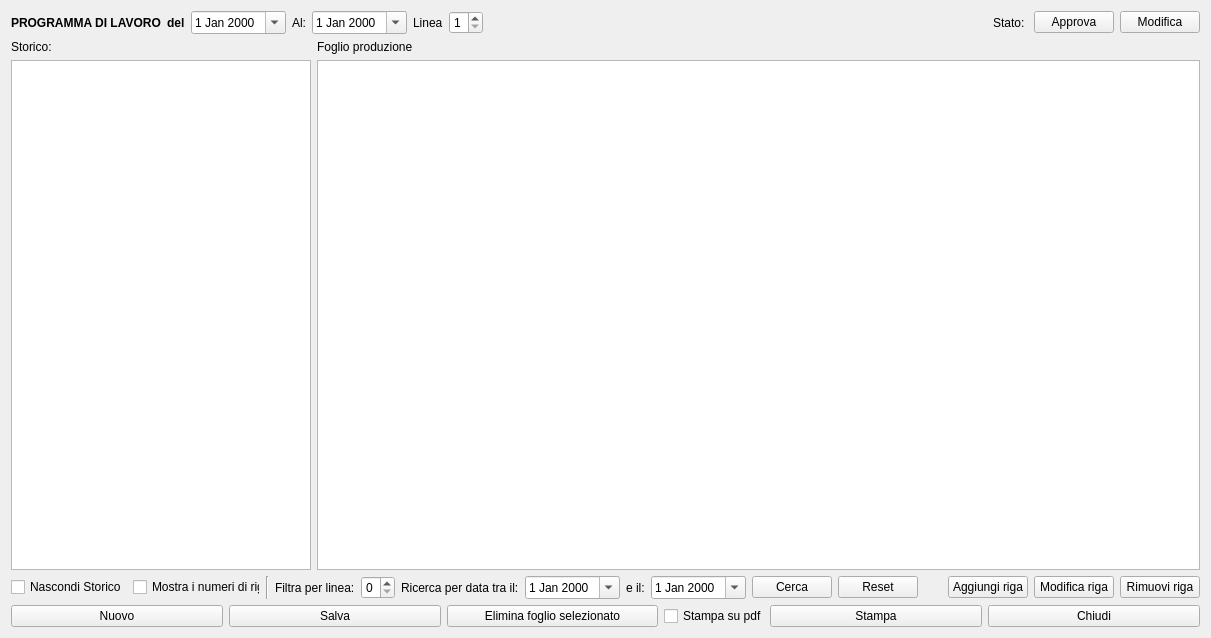
fblabs/hamlet-mod-sancon, file hworkprogram.ui: the form before one commit.
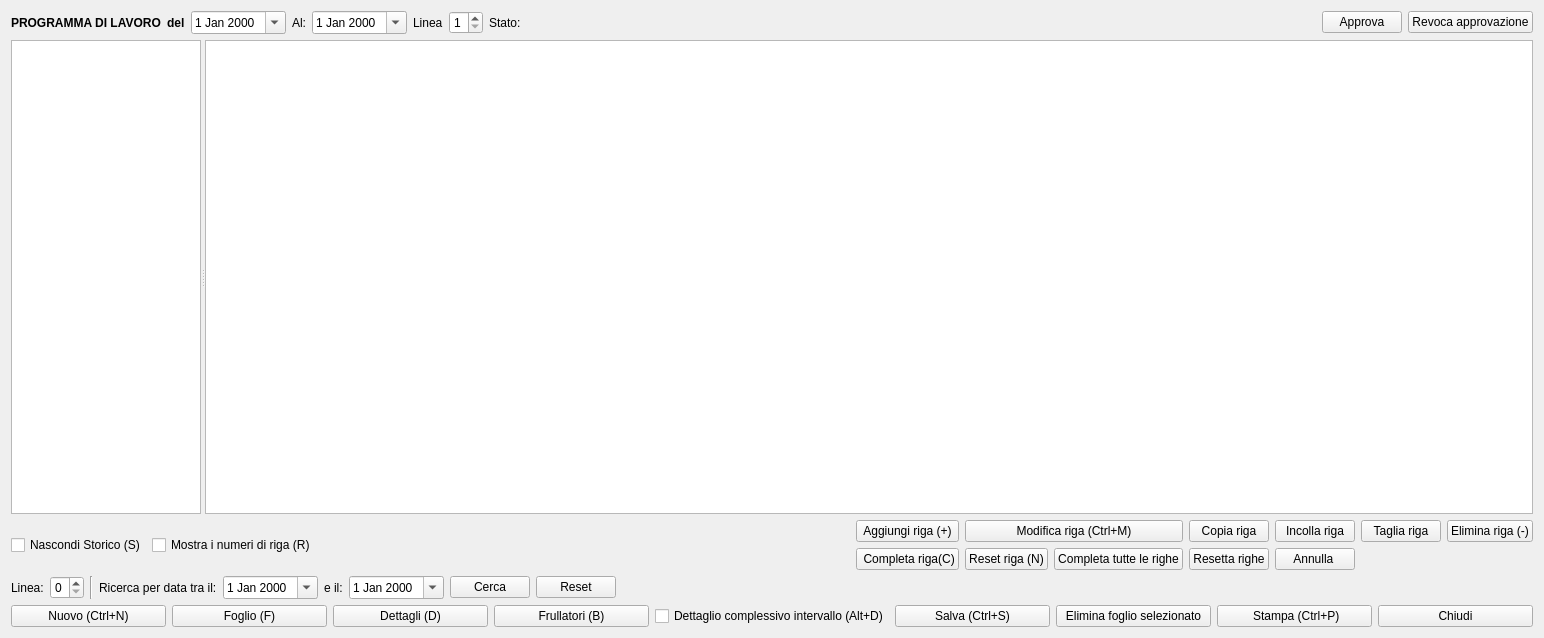
The form after the commit. Icons and pictures are not drawn.

The edit to the form file:
```diff
--- a/hworkprogram.ui
+++ b/hworkprogram.ui
@@ -9,7 +9,7 @@
    <rect>
     <x>0</x>
     <y>0</y>
-    <width>1211</width>
+    <width>1544</width>
     <height>638</height>
    </rect>
   </property>
@@ -22,15 +22,8 @@
   </property>
   <layout class="QVBoxLayout" name="verticalLayout">
    <item>
-    <layout class="QGridLayout" name="gridLayout">
-     <item row="3" column="6">
-      <widget class="QDateEdit" name="deAl">
-       <property name="calendarPopup">
-        <bool>true</bool>
-       </property>
-      </widget>
-     </item>
-     <item row="3" column="1">
+    <layout class="QHBoxLayout" name="horizontalLayout_3">
+     <item>
       <widget class="QLabel" name="label">
        <property name="font">
         <font>
@@ -42,7 +35,7 @@
        </property>
       </widget>
      </item>
-     <item row="3" column="3">
+     <item>
       <widget class="QLabel" name="label_4">
        <property name="font">
         <font>
@@ -54,80 +47,52 @@
        </property>
       </widget>
      </item>
-     <item row="3" column="7">
+     <item>
+      <widget class="QDateEdit" name="deDal">
+       <property name="calendarPopup">
+        <bool>true</bool>
+       </property>
+      </widget>
+     </item>
+     <item>
+      <widget class="QLabel" name="label_5">
+       <property name="text">
+        <string>Al:</string>
+       </property>
+      </widget>
+     </item>
+     <item>
+      <widget class="QDateEdit" name="deAl">
+       <property name="calendarPopup">
+        <bool>true</bool>
+       </property>
+      </widget>
+     </item>
+     <item>
       <widget class="QLabel" name="label_3">
        <property name="text">
         <string>Linea</string>
        </property>
       </widget>
      </item>
-     <item row="3" column="12">
-      <widget class="QPushButton" name="pbApprova">
-       <property name="text">
-        <string>Approva</string>
-       </property>
-       <property name="icon">
-        <iconset resource="icons.qrc">
-         <normaloff>:/Resources/Accept64.png</normaloff>:/Resources/Accept64.png</iconset>
-       </property>
-      </widget>
-     </item>
-     <item row="3" column="4">
-      <widget class="QDateEdit" name="deDal">
-       <property name="calendarPopup">
-        <bool>true</bool>
-       </property>
-      </widget>
-     </item>
-     <item row="3" column="8">
+     <item>
       <widget class="QSpinBox" name="spLinea">
        <property name="minimum">
         <number>1</number>
        </property>
        <property name="maximum">
-        <number>2</number>
+        <number>3</number>
        </property>
       </widget>
      </item>
-     <item row="3" column="13">
-      <widget class="QPushButton" name="pbDisapprova">
-       <property name="text">
-        <string>Modifica</string>
-       </property>
-       <property name="icon">
-        <iconset resource="icons.qrc">
-         <normaloff>:/Resources/Pencil.PNG</normaloff>:/Resources/Pencil.PNG</iconset>
-       </property>
-      </widget>
-     </item>
-     <item row="3" column="5">
-      <widget class="QLabel" name="label_5">
-       <property name="text">
-        <string>Al:</string>
-       </property>
-      </widget>
-     </item>
-     <item row="3" column="10">
-      <spacer name="horizontalSpacer">
-       <property name="orientation">
-        <enum>Qt::Horizontal</enum>
-       </property>
-       <property name="sizeHint" stdset="0">
-        <size>
-         <width>40</width>
-         <height>20</height>
-        </size>
-       </property>
-      </spacer>
-     </item>
-     <item row="3" column="11">
+     <item>
       <widget class="QLabel" name="label_9">
        <property name="text">
         <string>Stato: </string>
        </property>
       </widget>
      </item>
-     <item row="3" column="9">
+     <item>
       <widget class="QLabel" name="lblCheck">
        <property name="maximumSize">
         <size>
@@ -146,39 +111,52 @@
        </property>
       </widget>
      </item>
-    </layout>
-   </item>
    <item>
-    <layout class="QHBoxLayout" name="horizontalLayout_4">
-     <item>
-      <widget class="QLabel" name="label_2">
-       <property name="maximumSize">
+      <spacer name="horizontalSpacer">
+       <property name="orientation">
+        <enum>Qt::Horizontal</enum>
+       </property>
+       <property name="sizeHint" stdset="0">
         <size>
-         <width>300</width>
-         <height>16777215</height>
+         <width>40</width>
+         <height>20</height>
         </size>
        </property>
+      </spacer>
+     </item>
+     <item>
+      <widget class="QPushButton" name="pbApprova">
        <property name="text">
-        <string>Storico:</string>
+        <string>Approva</string>
+       </property>
+       <property name="icon">
+        <iconset resource="icons.qrc">
+         <normaloff>:/Resources/Accept64.png</normaloff>:/Resources/Accept64.png</iconset>
        </property>
       </widget>
      </item>
      <item>
-      <widget class="QLabel" name="lbSheet">
+      <widget class="QPushButton" name="pbDisapprova">
        <property name="text">
-        <string>Foglio produzione</string>
+        <string>Revoca approvazione</string>
+       </property>
+       <property name="icon">
+        <iconset resource="icons.qrc">
+         <normaloff>:/Resources/Pencil.PNG</normaloff>:/Resources/Pencil.PNG</iconset>
        </property>
       </widget>
      </item>
     </layout>
    </item>
    <item>
-    <layout class="QHBoxLayout" name="horizontalLayout_3">
-     <item>
+    <widget class="QSplitter" name="splitter">
+     <property name="orientation">
+      <enum>Qt::Horizontal</enum>
+     </property>
       <widget class="QTableView" name="tvStorico">
        <property name="maximumSize">
         <size>
-         <width>300</width>
+        <width>190</width>
          <height>16777215</height>
         </size>
        </property>
@@ -207,17 +185,24 @@
         <bool>false</bool>
        </attribute>
       </widget>
-     </item>
-     <item>
       <widget class="QTableView" name="tvGeneral">
+      <property name="enabled">
+       <bool>true</bool>
+      </property>
        <property name="editTriggers">
-        <set>QAbstractItemView::DoubleClicked</set>
+       <set>QAbstractItemView::SelectedClicked</set>
+      </property>
+      <property name="showDropIndicator" stdset="0">
+       <bool>false</bool>
        </property>
        <property name="dragEnabled">
-        <bool>true</bool>
+       <bool>false</bool>
+      </property>
+      <property name="dragDropOverwriteMode">
+       <bool>false</bool>
        </property>
        <property name="dragDropMode">
-        <enum>QAbstractItemView::InternalMove</enum>
+       <enum>QAbstractItemView::NoDragDrop</enum>
        </property>
        <property name="defaultDropAction">
         <enum>Qt::MoveAction</enum>
@@ -232,27 +217,38 @@
         <enum>QAbstractItemView::SelectRows</enum>
        </property>
        <property name="sortingEnabled">
-        <bool>false</bool>
-       </property>
+       <bool>true</bool>
+      </property>
+      <attribute name="horizontalHeaderVisible">
+       <bool>true</bool>
+      </attribute>
        <attribute name="horizontalHeaderStretchLastSection">
         <bool>true</bool>
        </attribute>
+      <attribute name="verticalHeaderVisible">
+       <bool>true</bool>
+      </attribute>
        <attribute name="verticalHeaderDefaultSectionSize">
         <number>40</number>
        </attribute>
+      <attribute name="verticalHeaderHighlightSections">
+       <bool>false</bool>
+      </attribute>
        <attribute name="verticalHeaderShowSortIndicator" stdset="0">
         <bool>false</bool>
        </attribute>
       </widget>
-     </item>
-    </layout>
+    </widget>
    </item>
    <item>
     <layout class="QHBoxLayout" name="horizontalLayout_2">
      <item>
       <widget class="QCheckBox" name="checkBox">
        <property name="text">
-        <string>Nascondi Storico</string>
+        <string>Nascondi Storico (S)</string>
+       </property>
+       <property name="shortcut">
+        <string>S</string>
        </property>
        <property name="checked">
         <bool>false</bool>
@@ -277,21 +273,202 @@
         </size>
        </property>
        <property name="text">
-        <string>Mostra i numeri di riga</string>
+        <string>Mostra i numeri di riga (R)</string>
+       </property>
+       <property name="shortcut">
+        <string>R</string>
+       </property>
+       <property name="checked">
+        <bool>false</bool>
        </property>
       </widget>
      </item>
      <item>
-      <widget class="Line" name="line">
+      <spacer name="horizontalSpacer_2">
        <property name="orientation">
-        <enum>Qt::Vertical</enum>
+        <enum>Qt::Horizontal</enum>
        </property>
-      </widget>
-     </item>
+       <property name="sizeHint" stdset="0">
+        <size>
+         <width>40</width>
+         <height>20</height>
+        </size>
+       </property>
+      </spacer>
+     </item>
+     <item>
+      <layout class="QGridLayout" name="gridLayout">
+       <item row="1" column="1">
+        <widget class="QPushButton" name="pbUncompleteRow">
+         <property name="text">
+          <string>Reset riga (N)</string>
+         </property>
+         <property name="icon">
+          <iconset resource="icons.qrc">
+           <normaloff>:/Resources/Banned-Sign.PNG</normaloff>:/Resources/Banned-Sign.PNG</iconset>
+         </property>
+         <property name="shortcut">
+          <string>N</string>
+         </property>
+        </widget>
+       </item>
+       <item row="0" column="1" colspan="2">
+        <widget class="QPushButton" name="pbModify">
+         <property name="text">
+          <string>Modifica riga (Ctrl+M)</string>
+         </property>
+         <property name="icon">
+          <iconset resource="icons.qrc">
+           <normaloff>:/Resources/Pencil.PNG</normaloff>:/Resources/Pencil.PNG</iconset>
+         </property>
+         <property name="shortcut">
+          <string>Ctrl+M</string>
+         </property>
+        </widget>
+       </item>
+       <item row="0" column="3">
+        <widget class="QPushButton" name="pbCopy">
+         <property name="enabled">
+          <bool>true</bool>
+         </property>
+         <property name="text">
+          <string>Copia riga</string>
+         </property>
+         <property name="icon">
+          <iconset resource="icons.qrc">
+           <normaloff>:/Resources/fork-1-icon.png</normaloff>:/Resources/fork-1-icon.png</iconset>
+         </property>
+         <property name="shortcut">
+          <string>Ctrl+C</string>
+         </property>
+        </widget>
+       </item>
+       <item row="1" column="3">
+        <widget class="QPushButton" name="pbNotComplete">
+         <property name="text">
+          <string>Resetta righe</string>
+         </property>
+         <property name="icon">
+          <iconset resource="icons.qrc">
+           <normaloff>:/Resources/Comment-delete64.png</normaloff>:/Resources/Comment-delete64.png</iconset>
+         </property>
+        </widget>
+       </item>
+       <item row="0" column="6">
+        <widget class="QPushButton" name="pbRemove">
+         <property name="text">
+          <string>Elimina riga (-)</string>
+         </property>
+         <property name="icon">
+          <iconset resource="icons.qrc">
+           <normaloff>:/Resources/Minus.PNG</normaloff>:/Resources/Minus.PNG</iconset>
+         </property>
+         <property name="shortcut">
+          <string>-</string>
+         </property>
+        </widget>
+       </item>
+       <item row="0" column="0">
+        <widget class="QPushButton" name="pbAdd">
+         <property name="text">
+          <string>Aggiungi riga (+)</string>
+         </property>
+         <property name="icon">
+          <iconset resource="icons.qrc">
+           <normaloff>:/Resources/Plus.PNG</normaloff>:/Resources/Plus.PNG</iconset>
+         </property>
+         <property name="shortcut">
+          <string>+</string>
+         </property>
+        </widget>
+       </item>
+       <item row="1" column="0">
+        <widget class="QPushButton" name="pbCompleteRow">
+         <property name="text">
+          <string> Completa riga(C)</string>
+         </property>
+         <property name="icon">
+          <iconset resource="icons.qrc">
+           <normaloff>:/Resources/Accept64.png</normaloff>:/Resources/Accept64.png</iconset>
+         </property>
+         <property name="shortcut">
+          <string>C</string>
+         </property>
+        </widget>
+       </item>
+       <item row="1" column="2">
+        <widget class="QPushButton" name="pbComplete">
+         <property name="text">
+          <string>Completa tutte le righe</string>
+         </property>
+         <property name="icon">
+          <iconset resource="icons.qrc">
+           <normaloff>:/Resources/Comment-add64.png</normaloff>:/Resources/Comment-add64.png</iconset>
+         </property>
+         <property name="shortcut">
+          <string>Ctrl+C</string>
+         </property>
+        </widget>
+       </item>
+       <item row="0" column="4">
+        <widget class="QPushButton" name="pbPaste">
+         <property name="enabled">
+          <bool>true</bool>
+         </property>
+         <property name="text">
+          <string>Incolla riga</string>
+         </property>
+         <property name="icon">
+          <iconset resource="icons.qrc">
+           <normaloff>:/Resources/App-ark-2-icon.png</normaloff>:/Resources/App-ark-2-icon.png</iconset>
+         </property>
+         <property name="shortcut">
+          <string>Ctrl+V</string>
+         </property>
+        </widget>
+       </item>
+       <item row="0" column="5">
+        <widget class="QPushButton" name="pbCutRow">
+         <property name="text">
+          <string>Taglia riga</string>
+         </property>
+         <property name="icon">
+          <iconset resource="icons.qrc">
+           <normaloff>:/Resources/cut.png</normaloff>:/Resources/cut.png</iconset>
+         </property>
+         <property name="shortcut">
+          <string>Ctrl+X</string>
+         </property>
+        </widget>
+       </item>
+       <item row="1" column="4">
+        <widget class="QPushButton" name="pbUndo">
+         <property name="toolTip">
+          <string>Annlla operazione e ricarica</string>
+         </property>
+         <property name="text">
+          <string>Annulla </string>
+         </property>
+         <property name="icon">
+          <iconset resource="icons.qrc">
+           <normaloff>:/Resources/Arrow-turn-left64.png</normaloff>:/Resources/Arrow-turn-left64.png</iconset>
+         </property>
+        </widget>
+       </item>
+      </layout>
+     </item>
+    </layout>
+   </item>
+   <item>
+    <layout class="QHBoxLayout" name="horizontalLayout_6">
+     <item>
+      <layout class="QHBoxLayout" name="horizontalLayout_5">
+       <item>
+        <layout class="QHBoxLayout" name="horizontalLayout_4">
      <item>
       <widget class="QLabel" name="label_6">
        <property name="text">
-        <string>Filtra per linea:</string>
+            <string>Linea:</string>
        </property>
       </widget>
      </item>
@@ -308,6 +485,15 @@
        </property>
       </widget>
      </item>
+        </layout>
+       </item>
+       <item>
+        <widget class="Line" name="line">
+         <property name="orientation">
+          <enum>Qt::Vertical</enum>
+         </property>
+        </widget>
+       </item>
      <item>
       <widget class="QLabel" name="label_7">
        <property name="text">
@@ -358,8 +544,10 @@
        </property>
       </widget>
      </item>
+      </layout>
+     </item>
      <item>
-      <spacer name="horizontalSpacer_2">
+      <spacer name="horizontalSpacer_3">
        <property name="orientation">
         <enum>Qt::Horizontal</enum>
        </property>
@@ -371,39 +559,6 @@
        </property>
       </spacer>
      </item>
-     <item>
-      <widget class="QPushButton" name="pbAdd">
-       <property name="text">
-        <string>Aggiungi riga</string>
-       </property>
-       <property name="icon">
-        <iconset resource="icons.qrc">
-         <normaloff>:/Resources/Plus.PNG</normaloff>:/Resources/Plus.PNG</iconset>
-       </property>
-      </widget>
-     </item>
-     <item>
-      <widget class="QPushButton" name="pbModify">
-       <property name="text">
-        <string>Modifica riga</string>
-       </property>
-       <property name="icon">
-        <iconset resource="icons.qrc">
-         <normaloff>:/Resources/Pencil.PNG</normaloff>:/Resources/Pencil.PNG</iconset>
-       </property>
-      </widget>
-     </item>
-     <item>
-      <widget class="QPushButton" name="pbRemove">
-       <property name="text">
-        <string>Rimuovi riga</string>
-       </property>
-       <property name="icon">
-        <iconset resource="icons.qrc">
-         <normaloff>:/Resources/Minus.PNG</normaloff>:/Resources/Minus.PNG</iconset>
-       </property>
-      </widget>
-     </item>
     </layout>
    </item>
    <item>
@@ -411,7 +566,7 @@
      <item>
       <widget class="QPushButton" name="pbNewSheet">
        <property name="text">
-        <string>Nuovo</string>
+        <string>Nuovo (Ctrl+N)</string>
        </property>
        <property name="icon">
         <iconset resource="icons.qrc">
@@ -422,13 +577,89 @@
          <width>32</width>
          <height>32</height>
         </size>
+       </property>
+       <property name="shortcut">
+        <string>Ctrl+N</string>
+       </property>
+      </widget>
+     </item>
+     <item>
+      <widget class="QPushButton" name="pbSingleSheet">
+       <property name="text">
+        <string>Foglio (F)</string>
+       </property>
+       <property name="icon">
+        <iconset resource="icons.qrc">
+         <normaloff>:/Resources/Text-columns64.png</normaloff>:/Resources/Text-columns64.png</iconset>
+       </property>
+       <property name="iconSize">
+        <size>
+         <width>32</width>
+         <height>32</height>
+        </size>
+       </property>
+       <property name="shortcut">
+        <string>F</string>
+       </property>
+      </widget>
+     </item>
+     <item>
+      <widget class="QPushButton" name="pbDetails">
+       <property name="text">
+        <string>Dettagli (D)</string>
+       </property>
+       <property name="icon">
+        <iconset resource="icons.qrc">
+         <normaloff>:/Resources/Pie-chart64.png</normaloff>:/Resources/Pie-chart64.png</iconset>
+       </property>
+       <property name="iconSize">
+        <size>
+         <width>32</width>
+         <height>32</height>
+        </size>
+       </property>
+       <property name="shortcut">
+        <string>D</string>
+       </property>
+       <property name="checkable">
+        <bool>true</bool>
+       </property>
+      </widget>
+     </item>
+     <item>
+      <widget class="QPushButton" name="pbBlender">
+       <property name="text">
+        <string>Frullatori (B)</string>
+       </property>
+       <property name="icon">
+        <iconset resource="icons.qrc">
+         <normaloff>:/Resources/Cart.PNG</normaloff>:/Resources/Cart.PNG</iconset>
+       </property>
+       <property name="iconSize">
+        <size>
+         <width>32</width>
+         <height>32</height>
+        </size>
+       </property>
+       <property name="shortcut">
+        <string>B</string>
+       </property>
+      </widget>
+     </item>
+     <item>
+      <widget class="QCheckBox" name="cbAll">
+       <property name="text">
+        <string>Dettaglio complessivo intervallo (Alt+D)</string>
+       </property>
+       <property name="shortcut">
+        <string>Alt+D</string>
        </property>
       </widget>
      </item>
      <item>
       <widget class="QPushButton" name="pbSave">
        <property name="text">
-        <string>Salva</string>
+        <string>Salva (Ctrl+S)</string>
        </property>
        <property name="icon">
         <iconset resource="icons.qrc">
@@ -440,6 +671,9 @@
          <height>32</height>
         </size>
        </property>
+       <property name="shortcut">
+        <string>Ctrl+S</string>
+       </property>
       </widget>
      </item>
      <item>
@@ -459,32 +693,13 @@
        </property>
       </widget>
      </item>
-     <item>
-      <widget class="QCheckBox" name="cbPdf">
-       <property name="minimumSize">
-        <size>
-         <width>100</width>
-         <height>0</height>
-        </size>
-       </property>
-       <property name="maximumSize">
-        <size>
-         <width>100</width>
-         <height>16777215</height>
-        </size>
-       </property>
-       <property name="text">
-        <string>Stampa su pdf</string>
-       </property>
-      </widget>
-     </item>
      <item>
       <widget class="QPushButton" name="pbPrint">
        <property name="enabled">
         <bool>true</bool>
        </property>
        <property name="text">
-        <string>Stampa</string>
+        <string> Stampa (Ctrl+P)</string>
        </property>
        <property name="icon">
         <iconset resource="icons.qrc">
@@ -496,6 +711,9 @@
          <height>32</height>
         </size>
        </property>
+       <property name="shortcut">
+        <string>Ctrl+P</string>
+       </property>
       </widget>
      </item>
      <item>
```
Lines whose indentation alone changed are shown as unchanged.
